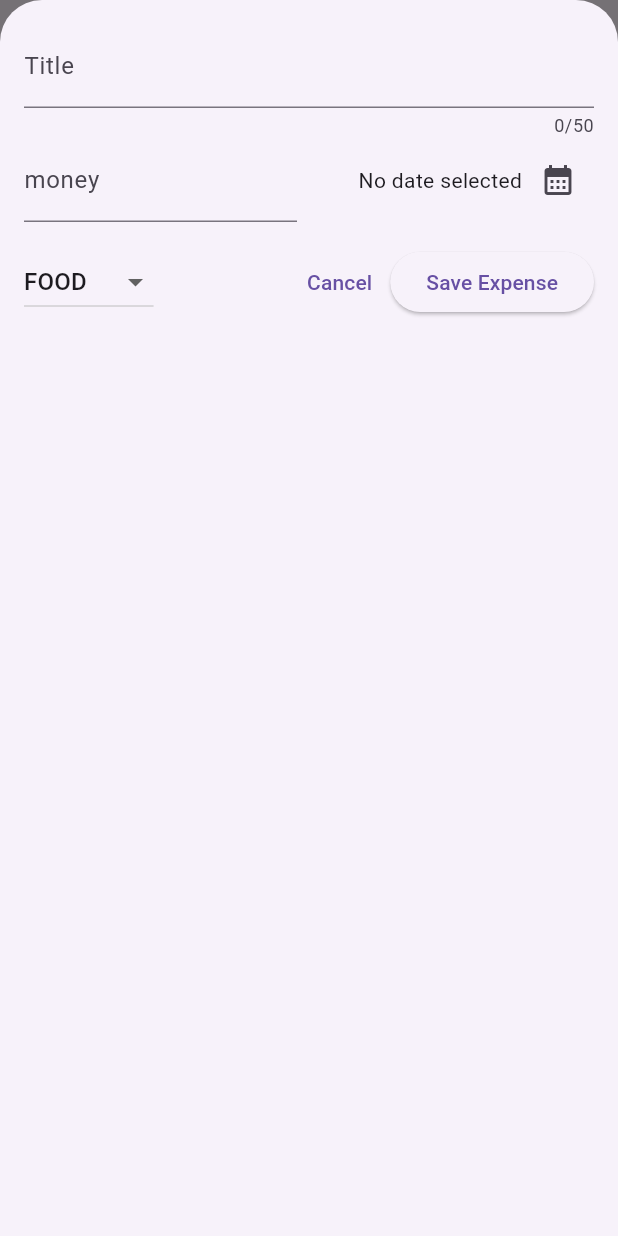
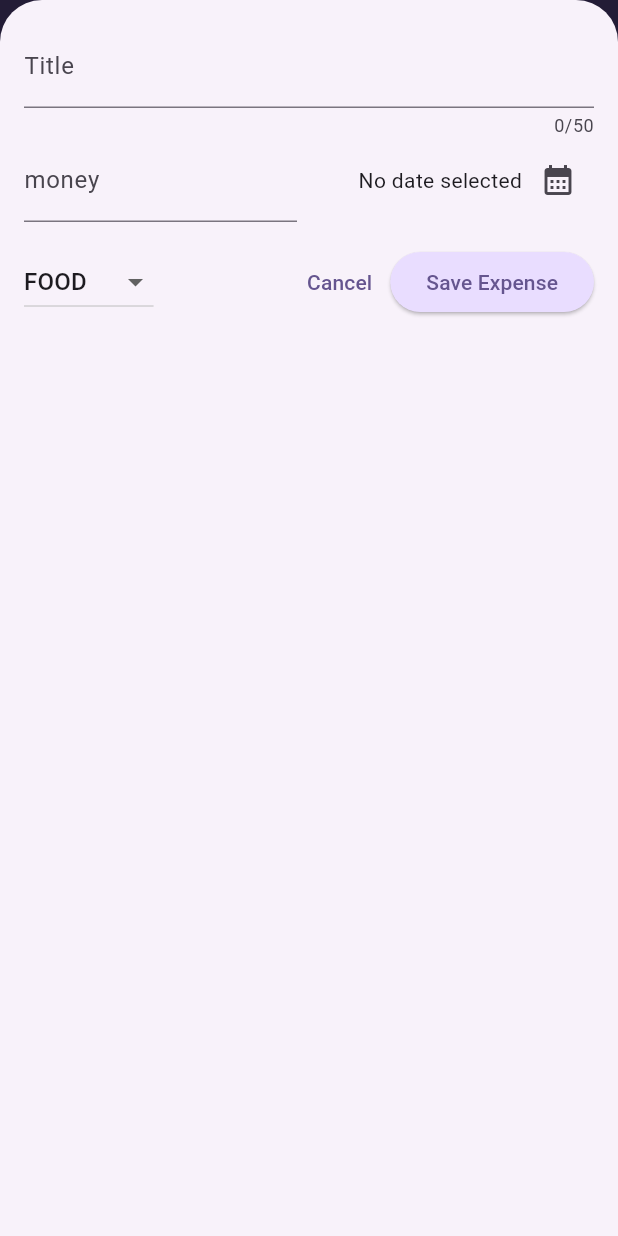
Before and after one commit to SI-KUNIHISA/expense_tracker, a Flutter app: the screen it shows after launch, after a tap on the "add" icon, on a phone screen of 412 x 824 dp. Run offline on Flutter 3.47's test engine with Material 3 defaults, Android fonts, the phone set to English and light mode, and no system bars.

```diff
--- a/lib/main.dart
+++ b/lib/main.dart
@@ -1,10 +1,39 @@
 import 'package:expense_tracker/widgets/expenses.dart';
 import 'package:flutter/material.dart';
+
+var kColorScheme = ColorScheme.fromSeed(
+  seedColor: Color.fromARGB(255, 96, 59, 181),
+);
 
 void main() {
   runApp(
     MaterialApp(
-      theme: ThemeData(useMaterial3: true),
+      theme: ThemeData().copyWith(
+        // useMaterial3: true,
+        // scaffoldBackgroundColor: const Color.fromARGB(255, 220, 189, 252),
+        colorScheme: kColorScheme,
+        appBarTheme: AppBarTheme().copyWith(
+          backgroundColor: kColorScheme.onPrimaryContainer,
+          foregroundColor: kColorScheme.primaryContainer,
+        ),
+        cardTheme: CardTheme().copyWith(
+          color: kColorScheme.secondaryContainer,
+          margin: EdgeInsets.symmetric(horizontal: 16, vertical: 8),
+        ),
+        elevatedButtonTheme: ElevatedButtonThemeData(
+          style: ElevatedButton.styleFrom(
+            backgroundColor: kColorScheme.primaryContainer,
+          ),
+        ),
+        textTheme: ThemeData().textTheme.copyWith(
+              titleLarge: TextStyle(
+                fontWeight: FontWeight.normal,
+                color: kColorScheme.onSecondaryContainer,
+                fontSize: 14,
+              ),
+            ),
+      ),
+      // theme: ThemeData(useMaterial3: true),
       home: Expenses(),
     ),
   );
```
